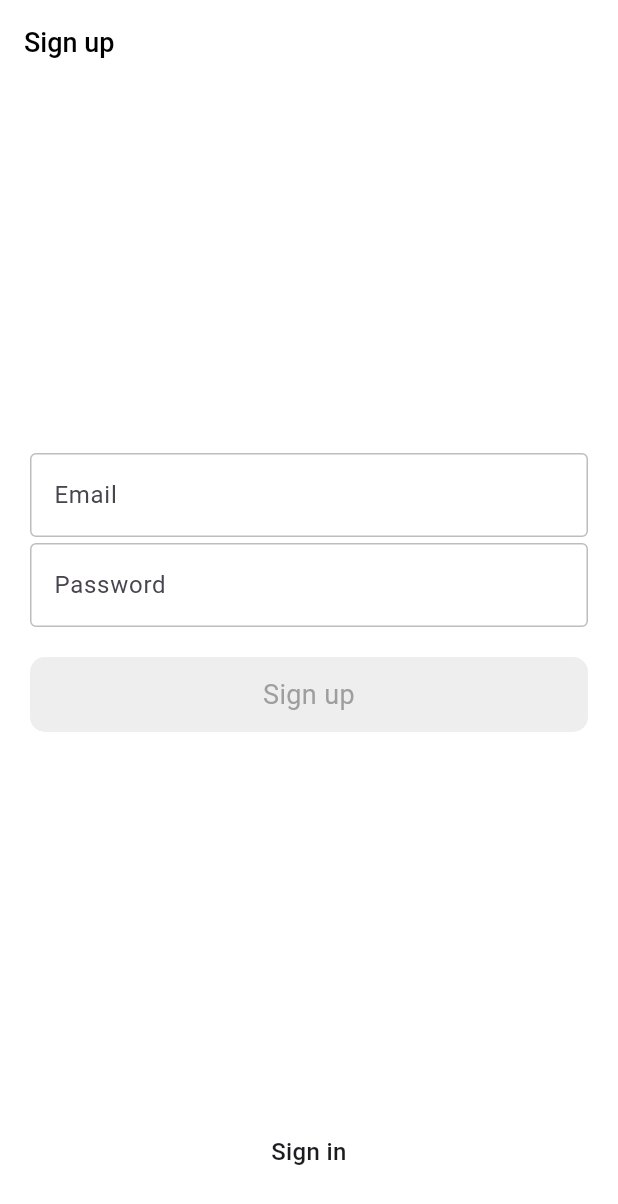
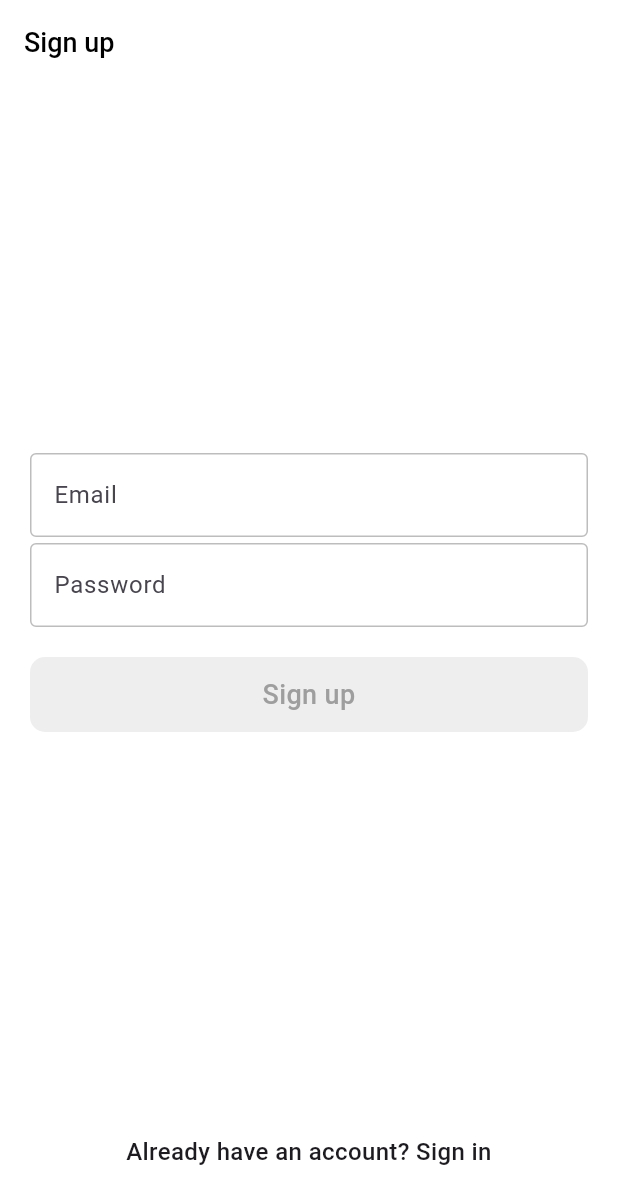
Before and after one commit to hyejj19/love_your_self, a Flutter app: the SignupScreen screen opened by its route, on a phone screen of 412 x 824 dp. Shown: the top 1204 px of the screen. Run offline on Flutter 3.47's test engine with Material 3 defaults, Android fonts, the phone set to English and light mode, and no system bars; our stand-ins replace firebase_auth, firebase_core, flutter_riverpod, font_awesome_flutter, gap, go_router; accounts and stored records are empty.

Commit message:
feat: signup

```diff
--- a/lib/features/authentication/login_screen.dart
+++ b/lib/features/authentication/login_screen.dart
@@ -60,7 +60,6 @@ class _LoginScreenState extends ConsumerState<LoginScreen> {
           context.go("/${HomeScreen.routeName}");
         }
       } catch (e) {
-        print('에러발생!!');
         if (mounted) {
           showDialog(
             context: context,
--- a/lib/features/authentication/signup_screen.dart
+++ b/lib/features/authentication/signup_screen.dart
@@ -1,32 +1,102 @@
 import 'package:flutter/material.dart';
+import 'package:flutter_riverpod/flutter_riverpod.dart';
 import 'package:gap/gap.dart';
+import 'package:go_router/go_router.dart';
+import 'package:love_your_self/features/authentication/view_models/auth_view_model.dart';
+import 'package:love_your_self/features/home/home_screen.dart';
+import 'package:love_your_self/widgets/full_width_tap_button.dart';
 
-class SignupScreen extends StatefulWidget {
+class SignupScreen extends ConsumerStatefulWidget {
   static String routePath = '/signup';
   static String routeName = 'signup';
 
   const SignupScreen({super.key});
 
   @override
-  State<SignupScreen> createState() => _SignupScreenState();
+  ConsumerState<SignupScreen> createState() => _SignupScreenState();
 }
 
-class _SignupScreenState extends State<SignupScreen> {
+class _SignupScreenState extends ConsumerState<SignupScreen> {
+  final GlobalKey<FormState> _formKey = GlobalKey<FormState>();
+
+  final TextEditingController _emailController = TextEditingController();
+  final TextEditingController _passwordController = TextEditingController();
+
+  Map<String, String> formData = {};
+  bool _isAbleToSignUp = false;
+
   void _onTapSignin() {
     Navigator.pop(context);
+  }
+
+  void _onSignUpAndLogin() async {
+    if (_formKey.currentState?.validate() ?? false) {
+      _formKey.currentState!.save();
+
+      final authViewModel = ref.read(authViewModelProvider.notifier);
+
+      try {
+        await authViewModel.signUp(
+          _emailController.text,
+          _passwordController.text,
+        );
+
+        if (mounted) {
+          context.go("/${HomeScreen.routeName}");
+        }
+      } catch (e) {
+        if (mounted) {
+          showDialog(
+            context: context,
+            builder: (context) {
+              return AlertDialog(
+                title: const Text("Error"),
+                content: Text('회원가입 도중 에러가 발생했습니다.'),
+                actions: [
+                  TextButton(
+                    onPressed: () => Navigator.of(context).pop(),
+                    child: const Text("OK"),
+                  ),
+                ],
+              );
+            },
+          );
+        }
+
+        return;
+      }
+    }
+  }
+
+  void _updateSignupButtonState() {
+    final isValid = _formKey.currentState?.validate() ?? false;
+
+    setState(() {
+      _isAbleToSignUp = isValid;
+    });
+  }
+
+  @override
+  void initState() {
+    super.initState();
+
+    _emailController.addListener(_updateSignupButtonState);
+    _passwordController.addListener(_updateSignupButtonState);
   }
 
   @override
   Widget build(BuildContext context) {
     return Scaffold(
         appBar: AppBar(
-          title: Text('Sign up'),
+          title: const Text('Sign up'),
         ),
         body: SafeArea(
           child: Padding(
-            padding: EdgeInsets.symmetric(
+            padding: const EdgeInsets.symmetric(
               horizontal: 20,
             ),
+            child: Form(
+              key: _formKey,
               child: FractionallySizedBox(
                 widthFactor: 1,
                 child: Column(
@@ -34,6 +104,7 @@ class _SignupScreenState extends State<SignupScreen> {
                   crossAxisAlignment: CrossAxisAlignment.center,
                   children: [
                     TextFormField(
+                      controller: _emailController,
                       decoration: InputDecoration(
                         hintText: 'Email',
                         enabledBorder: OutlineInputBorder(
@@ -51,11 +122,18 @@ class _SignupScreenState extends State<SignupScreen> {
                         if (value != null && value.isEmpty) {
                           return "Please enter your email.";
                         }
+                        final emailRegex = RegExp(
+                            r'^[a-zA-Z0-9._%+-]+@[a-zA-Z0-9.-]+\.[a-zA-Z]{2,}$');
+                        if (value != null && !emailRegex.hasMatch(value)) {
+                          return "Invalid email format";
+                        }
                         return null;
                       },
                     ),
                     const Gap(4),
                     TextFormField(
+                      controller: _passwordController,
+                      obscureText: true,
                       decoration: InputDecoration(
                         hintText: 'Password',
                         enabledBorder: OutlineInputBorder(
@@ -77,22 +155,10 @@ class _SignupScreenState extends State<SignupScreen> {
                       },
                     ),
                     const Gap(20),
-                  FractionallySizedBox(
-                    widthFactor: 1,
-                    child: Container(
-                      padding: const EdgeInsets.all(12),
-                      decoration: BoxDecoration(
-                          color: Colors.grey.shade200,
-                          borderRadius: BorderRadius.circular(10)),
-                      child: Text(
-                        'Sign up',
-                        textAlign: TextAlign.center,
-                        style: TextStyle(
-                          fontSize: 18,
-                          color: Colors.grey.shade500,
-                        ),
-                      ),
-                    ),
+                    FullWidthTapButton(
+                      onTap: _onSignUpAndLogin,
+                      isActive: _isAbleToSignUp,
+                      text: "Sign up",
                     ),
                     const Gap(10),
                   ],
@@ -100,11 +166,12 @@ class _SignupScreenState extends State<SignupScreen> {
               ),
             ),
           ),
+        ),
         bottomNavigationBar: BottomAppBar(
           child: GestureDetector(
             onTap: _onTapSignin,
-            child: Text(
-              'Sign in',
+            child: const Text(
+              'Already have an account? Sign in',
               textAlign: TextAlign.center,
               style: TextStyle(
                 fontSize: 16,
```
Also changed, not shown: lib/features/authentication/models/auth_model.dart (+10 -0 lines), lib/features/authentication/view_models/auth_view_model.dart (+9 -1 lines). Lines whose indentation alone changed are shown as unchanged.
